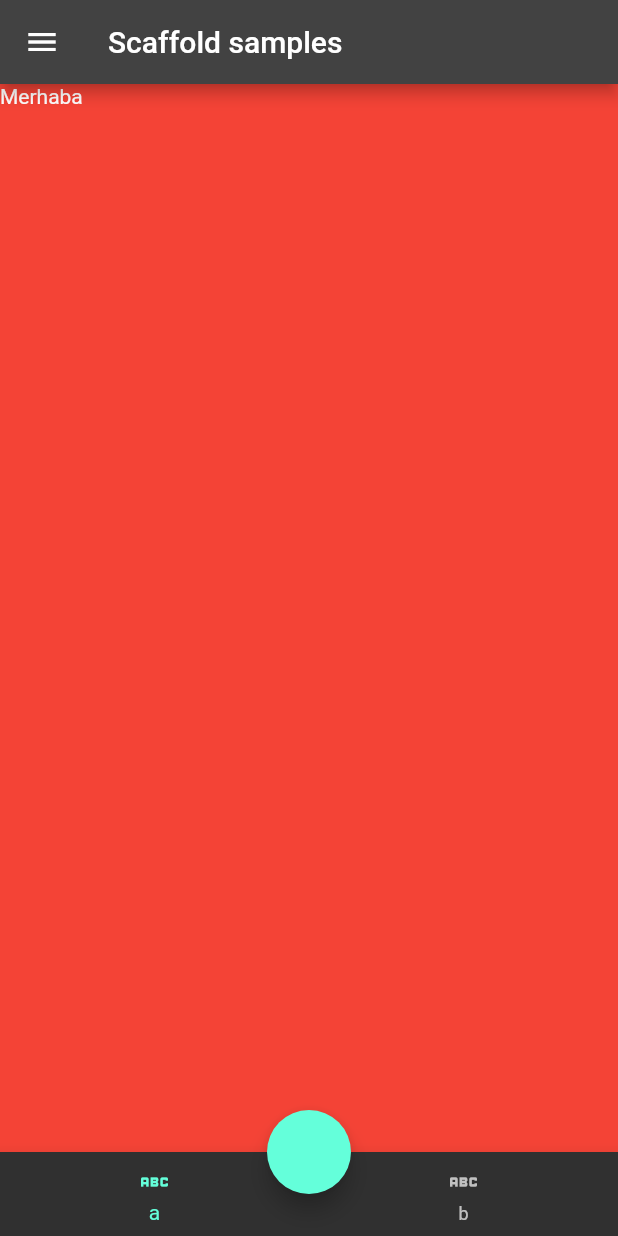
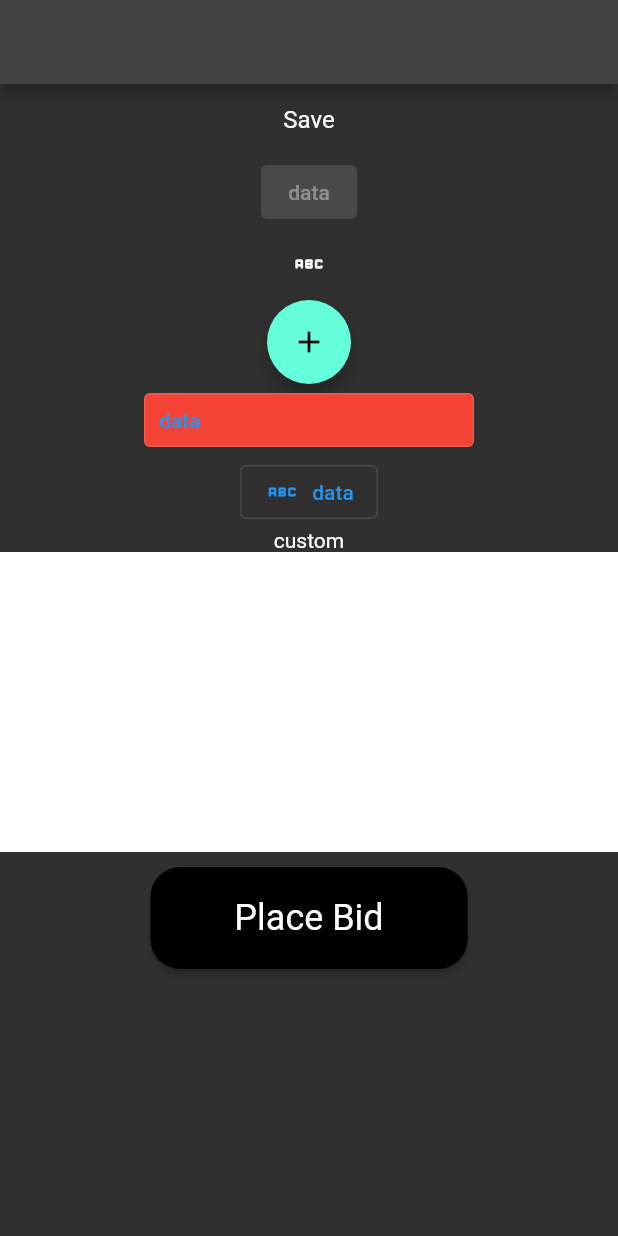
Before and after one commit to mrFarukk/flutter_full_learning1, a Flutter app: the screen it shows after launch, on a phone screen of 412 x 824 dp. Run offline on Flutter 3.47's test engine with Material 2 defaults, Android fonts, the phone set to English and light mode, and no system bars.

Commit message:
Buttons.dart

```diff
--- /dev/null
+++ b/lib/101/button_learn.dart
@@ -0,0 +1,67 @@
+import 'package:flutter/material.dart';
+
+class ButtonLearn extends StatelessWidget {
+  const ButtonLearn({super.key});
+
+  @override
+  Widget build(BuildContext context) {
+    return Scaffold(
+      appBar: AppBar(),
+      body: Column(
+        children: [
+          TextButton(
+            onPressed: () {},
+            child: Text("Save", style: Theme.of(context).textTheme.subtitle1),
+          ),
+          const ElevatedButton(onPressed: null, child: Text("data")),
+          IconButton(onPressed: () {}, icon: const Icon(Icons.abc_rounded)),
+          FloatingActionButton(
+            onPressed: () {},
+            child: const Icon(Icons.add),
+          ),
+          OutlinedButton(
+              style: OutlinedButton.styleFrom(
+                backgroundColor: Colors.red,
+                padding: const EdgeInsets.all(10),
+              ),
+              onPressed: () {},
+              child: const SizedBox(width: 200, child: Text("data"))),
+          OutlinedButton.icon(
+            onPressed: () {},
+            icon: const Icon(Icons.abc),
+            label: const Text("data"),
+          ),
+          InkWell(
+            onTap: () {},
+            child: const Text("custom"),
+          ),
+          Container(
+            height: 200,
+            color: Colors.white,
+          ),
+          const SizedBox(
+            height: 10,
+          ),
+          ElevatedButton(
+              style: ElevatedButton.styleFrom(
+                  primary: Colors.black,
+                  shape: const RoundedRectangleBorder(
+                      borderRadius: BorderRadius.all(Radius.circular(20)))),
+              onPressed: () {},
+              child: Padding(
+                padding: const EdgeInsets.only(
+                    top: 20, bottom: 20, right: 40, left: 40),
+                child: Text(
+                  "Place Bid",
+                  style: Theme.of(context).textTheme.headline5,
+                ),
+              ))
+        ],
+      ),
+    );
+  }
+}
+
+
+// Borders
+// CircleBorder(), RoundedRectangleBorder()
--- a/lib/main.dart
+++ b/lib/main.dart
@@ -1,4 +1,5 @@
 import 'package:flutter/material.dart';
+import 'package:flutter_full_learn/101/button_learn.dart';
 import 'package:flutter_full_learn/101/container_sized_box_learn.dart';
 import 'package:flutter_full_learn/101/scaffold_learn.dart';
 import 'package:flutter_full_learn/101/text_learn_view.dart';
@@ -17,7 +18,7 @@ class MyApp extends StatelessWidget {
       title: 'Flutter Demo',
       debugShowCheckedModeBanner: false,
       theme: ThemeData.dark(),
-      home: const ScaffoldLearnView(),
+      home: const ButtonLearn(),
     );
   }
 }
```
